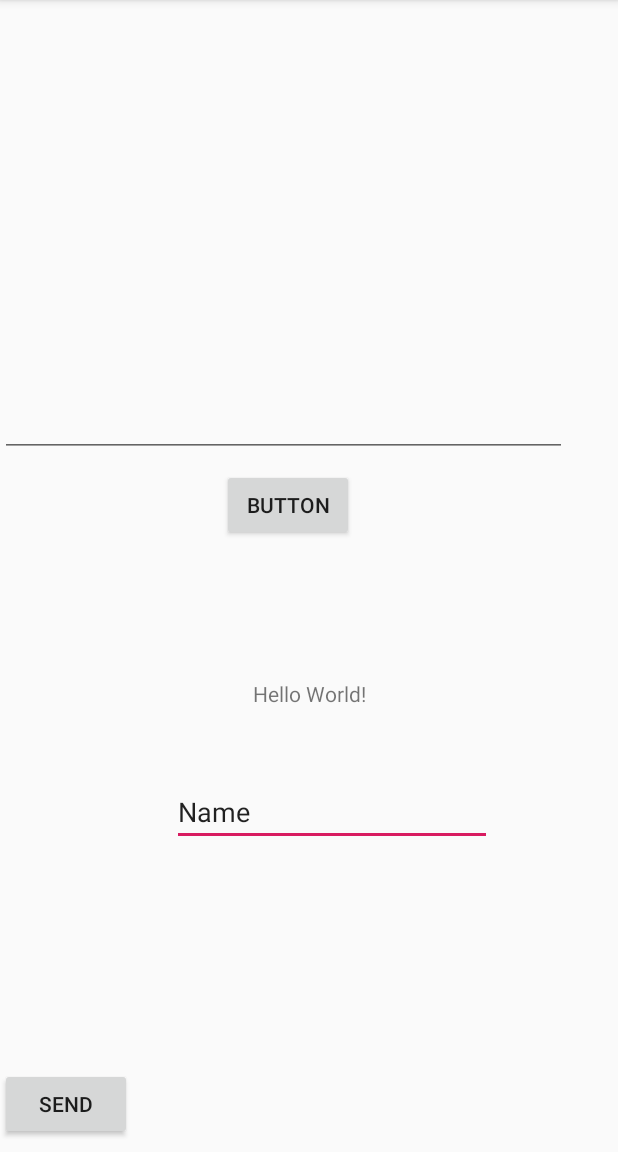
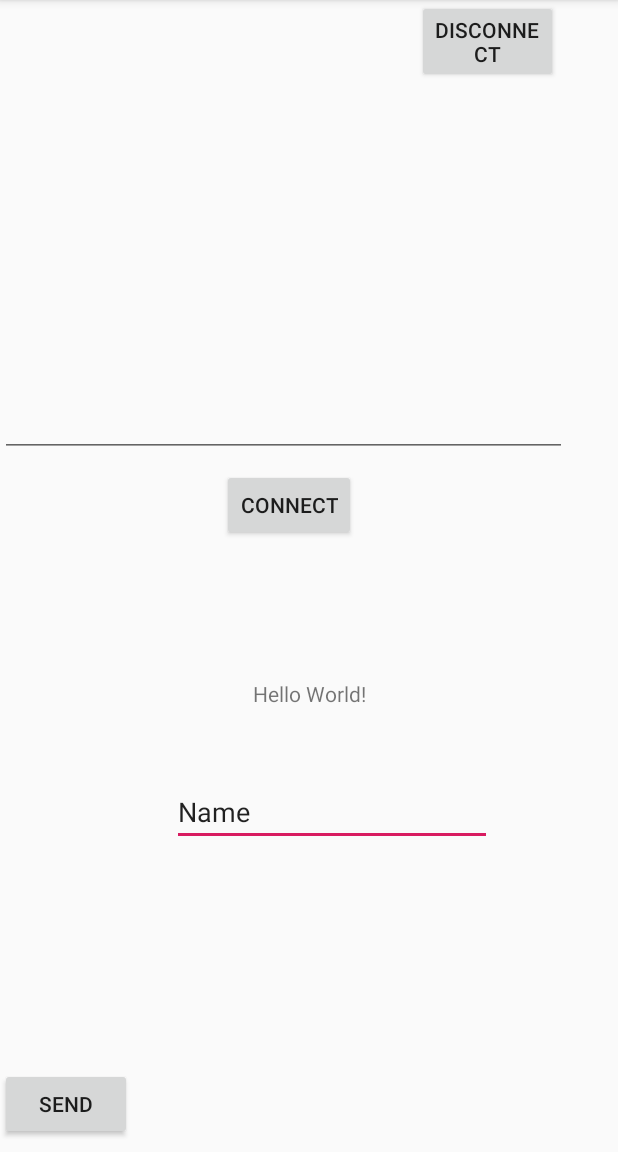
Before and after one commit to c0j0s/NYP-SAP-SmartBackpack, an Android app: the screen it shows after launch (MainActivity), on a phone screen of 412 x 824 dp, the part 84-1236 px from its top. Run offline under Robolectric (Android 15) with nearby library versions, the phone set to English and light mode, and no system bars.

Commit message:
Implement disconnect function in mobile app

```diff
--- a/SmartBackpackApp/app/src/main/java/com/nyp/sit/fypj/smartbackpackapp/MainActivity.kt
+++ b/SmartBackpackApp/app/src/main/java/com/nyp/sit/fypj/smartbackpackapp/MainActivity.kt
@@ -18,6 +18,7 @@ import com.nyp.sit.fypj.smartbackpackapp.bluetooth.DeviceListActivity
 class MainActivity : AppCompatActivity() {
 
     lateinit var button: Button
+    lateinit var stop_button: Button
     var REQUEST_CONNECT_DEVICE_SECURE = 1
     private var mBluetoothAdapter: BluetoothAdapter? = null
     private var mChatService: BluetoothService? = null
@@ -36,11 +37,17 @@ class MainActivity : AppCompatActivity() {
             this!!.finish()
         }
 
-        button = findViewById<Button>(R.id.button)
+        button = findViewById(R.id.button)
         button.setOnClickListener {
             val serverIntent = Intent(this, DeviceListActivity::class.java)
             startActivityForResult(serverIntent, REQUEST_CONNECT_DEVICE_SECURE)
         }
+
+        stop_button = findViewById(R.id.btn_stop)
+        stop_button.setOnClickListener {
+            mChatService!!.stop();
+        }
+
 
         var editText = findViewById<EditText>(R.id.editText)
         this.display = findViewById(R.id.display)
@@ -105,11 +112,15 @@ class MainActivity : AppCompatActivity() {
                     display!!.setText(readMessage)
                 }
                 Constants.HANDLER_TOAST -> {
-                    var mConnectedDeviceName = msg.data.getString(Constants.DEVICE_NAME)
-                    Toast.makeText(this@MainActivity, "Connected to $mConnectedDeviceName", Toast.LENGTH_SHORT).show()
+                    var content = msg.data.getString(Constants.TOAST)
+                    Toast.makeText(this@MainActivity, content, Toast.LENGTH_LONG).show()
                 }
                 Constants.HANDLER_MESSAGE_SEND -> {
                     Toast.makeText(this@MainActivity,"Message Send", Toast.LENGTH_SHORT).show()
+                }
+                Constants.HANDLER_STATE_CHANGE -> {
+                    var mConnectedDeviceName = msg.data.getString(Constants.DEVICE_NAME)
+                    Toast.makeText(this@MainActivity, "Connected to $mConnectedDeviceName", Toast.LENGTH_SHORT).show()
                 }
             }
         }
--- a/SmartBackpackApp/app/src/main/res/layout/activity_main.xml
+++ b/SmartBackpackApp/app/src/main/res/layout/activity_main.xml
@@ -17,7 +17,7 @@
             app:layout_constraintTop_toTopOf="parent" android:id="@+id/textView2"
             app:layout_constraintVertical_bias="0.605"/>
     <Button
-            android:text="Button"
+            android:text="connect"
             android:layout_width="wrap_content"
             android:layout_height="wrap_content"
             android:id="@+id/button"
@@ -48,5 +48,11 @@
             android:ems="10"
             tools:layout_editor_absoluteX="0dp" android:id="@+id/display"
             android:layout_marginBottom="8dp" app:layout_constraintBottom_toTopOf="@+id/button"/>
+    <Button
+            android:text="disconnect"
+            android:layout_width="94dp"
+            android:layout_height="wrap_content" tools:layout_editor_absoluteY="157dp"
+            android:id="@+id/btn_stop" app:layout_constraintEnd_toEndOf="parent" android:layout_marginEnd="8dp"
+            app:layout_constraintStart_toEndOf="@+id/button" android:layout_marginStart="8dp"/>
 
 </android.support.constraint.ConstraintLayout>
```
Also changed, not shown: SmartBackpackApp/app/src/main/java/com/nyp/sit/fypj/smartbackpackapp/bluetooth/BluetoothService.kt (+8 -1 lines).
